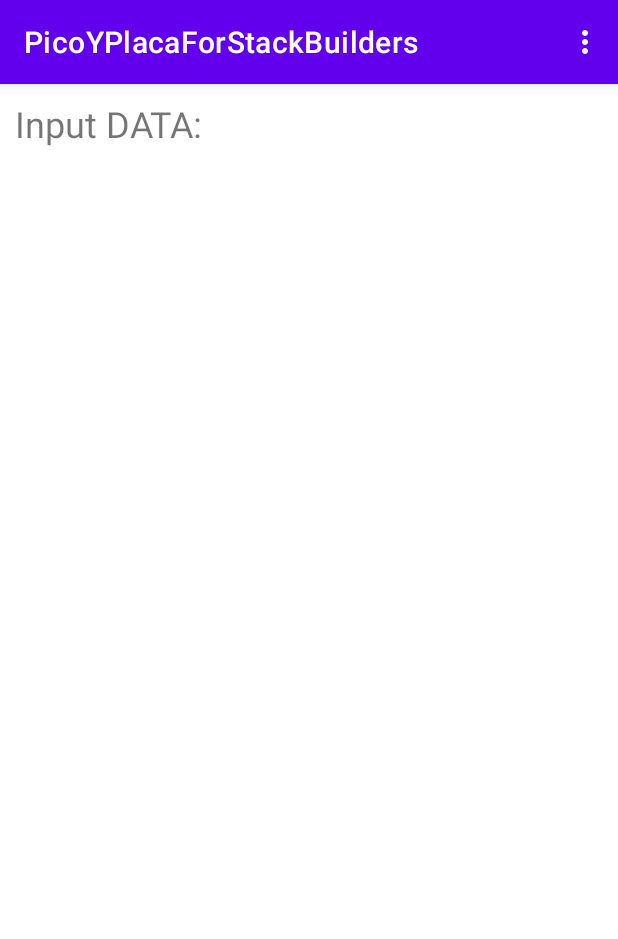
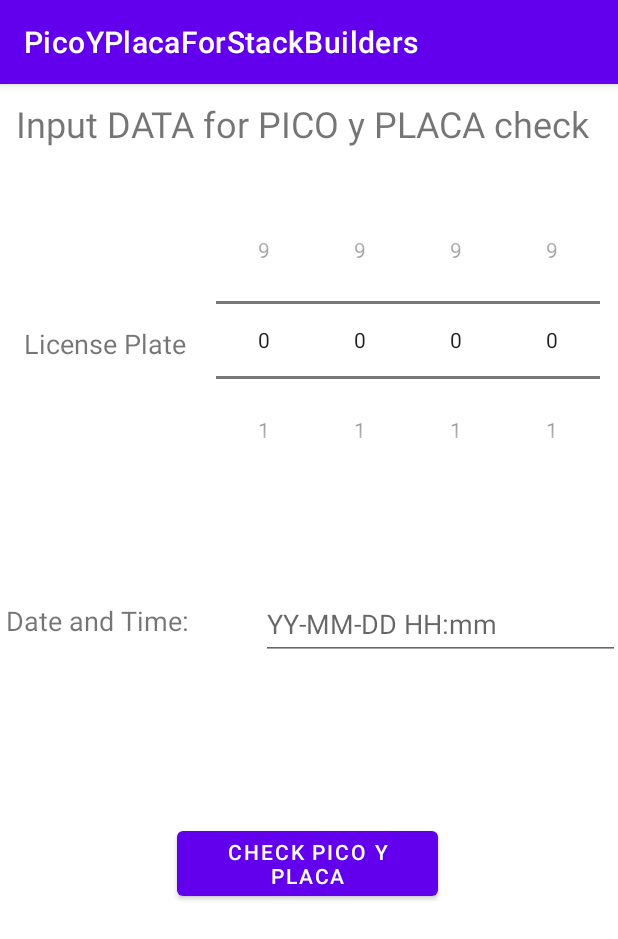
Before and after one commit to dxmatheu/PicoYPlaca, an Android app: the screen it shows after launch (MainActivity), on a phone screen of 412 x 824 dp. Shown: the top 939 px of the screen. Run offline under Robolectric (Android 15) with nearby library versions, the phone set to English and light mode, and no system bars.

Commit message:
Front-end design and input of data

```diff
--- a/app/src/main/java/com/example/picoyplacaforstackbuilders/MainActivity.java
+++ b/app/src/main/java/com/example/picoyplacaforstackbuilders/MainActivity.java
@@ -1,45 +1,87 @@
 package com.example.picoyplacaforstackbuilders;
 
+import android.app.DatePickerDialog;
+import android.app.TimePickerDialog;
 import android.os.Bundle;
 
-import com.google.android.material.floatingactionbutton.FloatingActionButton;
-import com.google.android.material.snackbar.Snackbar;
+import androidx.appcompat.app.AppCompatActivity;
 
-import androidx.appcompat.app.AppCompatActivity;
-import androidx.appcompat.widget.Toolbar;
+import android.text.InputType;
+import android.view.View;
+import android.widget.DatePicker;
+import android.widget.EditText;
+import android.widget.NumberPicker;
+import android.widget.TimePicker;
 
-import android.view.View;
-
-import android.view.Menu;
-import android.view.MenuItem;
+import java.text.SimpleDateFormat;
+import java.time.Year;
+import java.util.Calendar;
 
 public class MainActivity extends AppCompatActivity {
+
+    EditText DateAndTime;
 
     @Override
     protected void onCreate(Bundle savedInstanceState) {
         super.onCreate(savedInstanceState);
         setContentView(R.layout.activity_main);
+
+        NumberPicker LicenseDigit1 = findViewById(R.id.LicenseDigit1);
+        NumberPicker LicenseDigit2 = findViewById(R.id.LicenseDigit2);
+        NumberPicker LicenseDigit3 = findViewById(R.id.LicenseDigit3);
+        NumberPicker LicenseDigit4 = findViewById(R.id.LicenseDigit4);
+
+        LicenseDigit1.setMaxValue(9);
+        LicenseDigit1.setMinValue(0);
+        LicenseDigit2.setMinValue(0);
+        LicenseDigit3.setMaxValue(9);
+        LicenseDigit2.setMaxValue(9);
+        LicenseDigit3.setMinValue(0);
+        LicenseDigit4.setMinValue(0);
+        LicenseDigit4.setMaxValue(9);
+
+        DateAndTime = findViewById(R.id.DateAndTimeET);
+        DateAndTime.setInputType(InputType.TYPE_NULL);
+
+        DateAndTime.setOnClickListener(new View.OnClickListener() {
+            @Override
+            public void onClick(View v) {
+                ShowDateTimeDialog(DateAndTime);
+            }
+        });
+
     }
 
-    @Override
-    public boolean onCreateOptionsMenu(Menu menu) {
-        // Inflate the menu; this adds items to the action bar if it is present.
-        getMenuInflater().inflate(R.menu.menu_main, menu);
-        return true;
+    private void ShowDateTimeDialog(EditText dateAndTime) {
+        final Calendar calendar = Calendar.getInstance();
+        DatePickerDialog.OnDateSetListener dateSetListener = new DatePickerDialog.OnDateSetListener() {
+            @Override
+            public void onDateSet(DatePicker view, int year, int month, int dayOfMonth) {
+                calendar.set(Calendar.YEAR,year);
+                calendar.set(Calendar.MONTH,month);
+                calendar.set(Calendar.DAY_OF_MONTH,dayOfMonth);
+
+                TimePickerDialog.OnTimeSetListener timeSetListener = new TimePickerDialog.OnTimeSetListener() {
+                    @Override
+                    public void onTimeSet(TimePicker view, int hourOfDay, int minute) {
+                        calendar.set(Calendar.HOUR_OF_DAY,hourOfDay);
+                        calendar.set(Calendar.MINUTE,minute);
+
+                        SimpleDateFormat dateFormat = new SimpleDateFormat("yy-MM-dd HH:mm");
+
+                        DateAndTime.setText(dateFormat.format(calendar.getTime()));
+
+                    }
+                };
+
+                new TimePickerDialog(MainActivity.this, timeSetListener,
+                        calendar.get(Calendar.HOUR_OF_DAY), calendar.get(Calendar.MINUTE), false).show();
+            }
+        };
+
+        new DatePickerDialog(MainActivity.this, dateSetListener,
+                calendar.get(Calendar.YEAR),calendar.get(Calendar.MONTH),calendar.get(Calendar.DAY_OF_MONTH)).show();
+
     }
 
-    @Override
-    public boolean onOptionsItemSelected(MenuItem item) {
-        // Handle action bar item clicks here. The action bar will
-        // automatically handle clicks on the Home/Up button, so long
-        // as you specify a parent activity in AndroidManifest.xml.
-        int id = item.getItemId();
-
-        //noinspection SimplifiableIfStatement
-        if (id == R.id.action_settings) {
-            return true;
-        }
-
-        return super.onOptionsItemSelected(item);
-    }
 }
--- a/app/src/main/res/layout/activity_main.xml
+++ b/app/src/main/res/layout/activity_main.xml
@@ -1,8 +1,8 @@
 <?xml version="1.0" encoding="utf-8"?>
-<RelativeLayout
-    xmlns:android="http://schemas.android.com/apk/res/android"
+<androidx.constraintlayout.widget.ConstraintLayout xmlns:android="http://schemas.android.com/apk/res/android"
     xmlns:app="http://schemas.android.com/apk/res-auto"
     xmlns:tools="http://schemas.android.com/tools"
+    android:id="@+id/relativeLayout"
     android:layout_width="match_parent"
     android:layout_height="match_parent">
 
@@ -11,8 +11,87 @@
         android:layout_width="wrap_content"
         android:layout_height="wrap_content"
         android:padding="10sp"
-        android:text="Input DATA:"
-        android:textSize="24sp" />
+        android:text="Input DATA for PICO y PLACA check"
+        android:textAlignment="center"
+        android:textSize="24sp"
+        app:layout_constraintStart_toStartOf="parent"
+        app:layout_constraintTop_toTopOf="parent" />
+
+    <NumberPicker
+        android:id="@+id/LicenseDigit2"
+        android:layout_width="wrap_content"
+        android:layout_height="wrap_content"
+        android:layout_marginTop="28dp"
+        app:layout_constraintStart_toEndOf="@+id/LicenseDigit1"
+        app:layout_constraintTop_toBottomOf="@+id/textView2" />
+
+    <TextView
+        android:id="@+id/LicensePlateTV"
+        android:layout_width="wrap_content"
+        android:layout_height="wrap_content"
+        android:layout_marginStart="16dp"
+        android:layout_marginTop="108dp"
+        android:text="License Plate"
+        android:textSize="18sp"
+        app:layout_constraintStart_toStartOf="parent"
+        app:layout_constraintTop_toBottomOf="@+id/textView2" />
+
+    <NumberPicker
+        android:id="@+id/LicenseDigit1"
+        android:layout_width="wrap_content"
+        android:layout_height="wrap_content"
+        android:layout_marginStart="20dp"
+        android:layout_marginTop="28dp"
+        app:layout_constraintStart_toEndOf="@+id/LicensePlateTV"
+        app:layout_constraintTop_toBottomOf="@+id/textView2" />
+
+    <NumberPicker
+        android:id="@+id/LicenseDigit3"
+        android:layout_width="wrap_content"
+        android:layout_height="wrap_content"
+        android:layout_marginTop="28dp"
+        app:layout_constraintStart_toEndOf="@+id/LicenseDigit2"
+        app:layout_constraintTop_toBottomOf="@+id/textView2" />
+
+    <NumberPicker
+        android:id="@+id/LicenseDigit4"
+        android:layout_width="wrap_content"
+        android:layout_height="wrap_content"
+        android:layout_marginTop="28dp"
+        app:layout_constraintStart_toEndOf="@+id/LicenseDigit3"
+        app:layout_constraintTop_toBottomOf="@+id/textView2" />
+
+    <TextView
+        android:id="@+id/DateAndTimePrompt"
+        android:layout_width="wrap_content"
+        android:layout_height="wrap_content"
+        android:layout_marginStart="4dp"
+        android:layout_marginTop="160dp"
+        android:text="Date and Time:"
+        android:textSize="18sp"
+        app:layout_constraintStart_toStartOf="parent"
+        app:layout_constraintTop_toBottomOf="@+id/LicensePlateTV" />
+
+    <EditText
+        android:id="@+id/DateAndTimeET"
+        android:layout_width="239dp"
+        android:layout_height="47dp"
+        android:layout_marginStart="48dp"
+        android:layout_marginTop="76dp"
+        android:hint="YY-MM-DD HH:mm"
+        app:layout_constraintStart_toEndOf="@+id/DateAndTimePrompt"
+        app:layout_constraintTop_toBottomOf="@+id/LicenseDigit3" />
+
+    <Button
+        android:id="@+id/CheckBtn"
+        android:layout_width="174dp"
+        android:layout_height="55dp"
+        android:layout_marginTop="108dp"
+        android:text="Check PICO y PLACA"
+        app:layout_constraintEnd_toEndOf="parent"
+        app:layout_constraintHorizontal_bias="0.497"
+        app:layout_constraintStart_toStartOf="parent"
+        app:layout_constraintTop_toBottomOf="@+id/DateAndTimeET" />
 
 
-</RelativeLayout>
+</androidx.constraintlayout.widget.ConstraintLayout>
```
